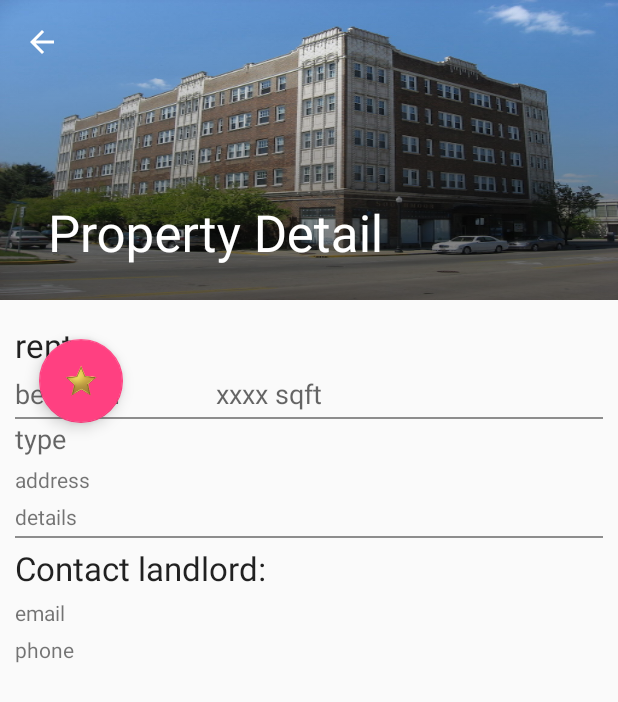
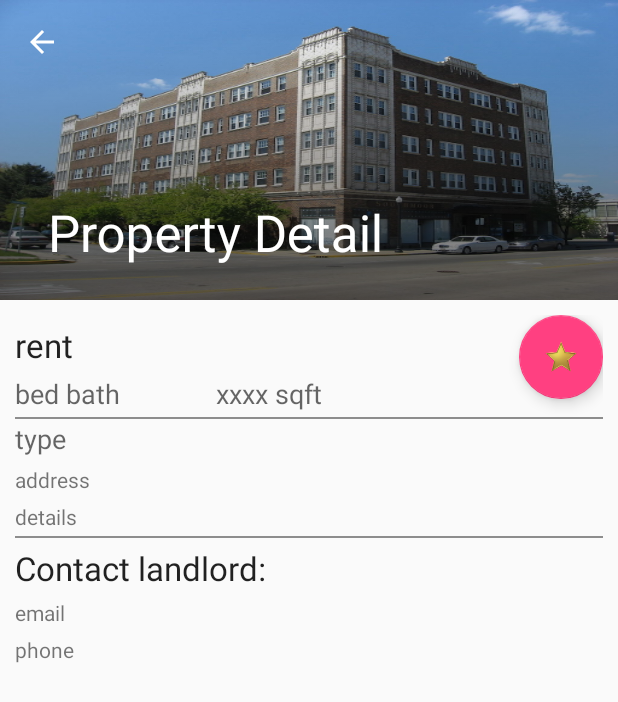
Before and after one commit to rammandadapu/RentalApp, an Android app: the PropertyDetailFragment screen opened directly, with no data from a screen before it, after a tap on an icon or button, on a phone screen of 412 x 824 dp. Shown: the top 702 px of the screen. Run offline under Robolectric (Android 15) with nearby library versions, the phone set to English and light mode, and no system bars.

Commit message:
Fixed favorites button crash

```diff
--- a/RentalApp/app/src/main/java/edu/sjsu/cmpe277/rentalapp/rentalapp/PropertyDetailFragment.java
+++ b/RentalApp/app/src/main/java/edu/sjsu/cmpe277/rentalapp/rentalapp/PropertyDetailFragment.java
@@ -107,8 +107,8 @@ public class PropertyDetailFragment extends Fragment implements View.OnClickList
             fab.setOnClickListener(new View.OnClickListener() {
                 @Override
                 public void onClick(View v) {
-                    Bundle extras = getActivity().getIntent().getExtras();
-                    final String propertyId = extras.getString("_id");
+                    //Bundle extras = getActivity().getIntent().getExtras();
+                    //final String propertyId = extras.getString("_id");
                     if (!dbHandler.isFavourite(propertyId)) {
                         RentalProperty rentalProperty = new RentalProperty();
                         rentalProperty.set_id(propertyId);
--- a/RentalApp/app/src/main/res/layout/property_detail.xml
+++ b/RentalApp/app/src/main/res/layout/property_detail.xml
@@ -10,11 +10,9 @@
         android:id="@+id/fab"
         android:layout_width="wrap_content"
         android:layout_height="wrap_content"
-        android:layout_gravity="center_vertical|start"
-        android:layout_margin="@dimen/fab_margin"
         android:src="@mipmap/white_star"
-        app:layout_anchor="@+id/property_detail_container"
-        app:layout_anchorGravity="top|end" />
+        android:layout_alignParentRight="true"
+         />
 
     <TextView
         android:id="@+id/rent_detail"
```
